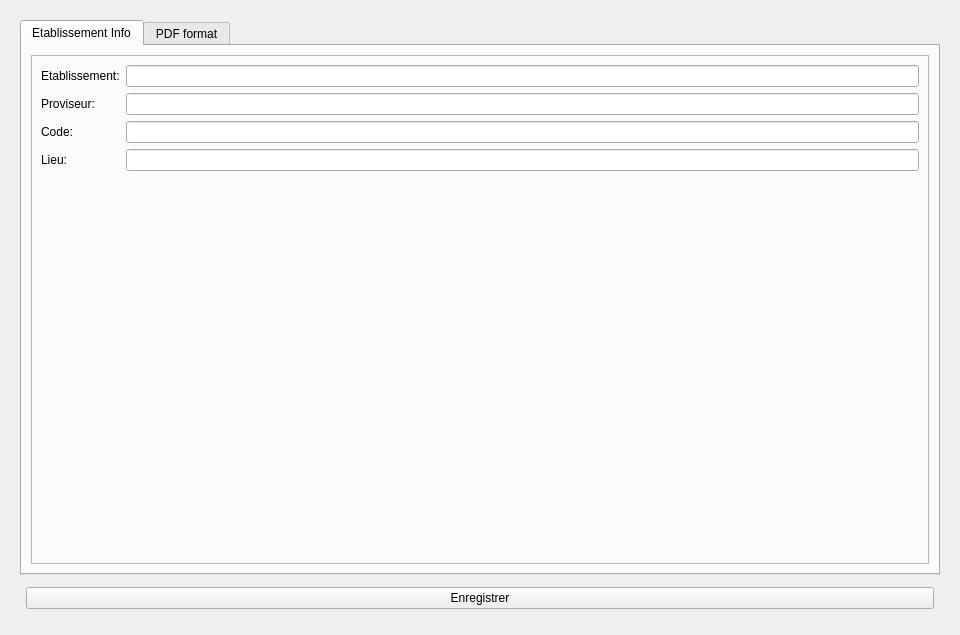
The window that settingspage.ui (self-root/lycee) describes before a commit, drawn with Qt 5.
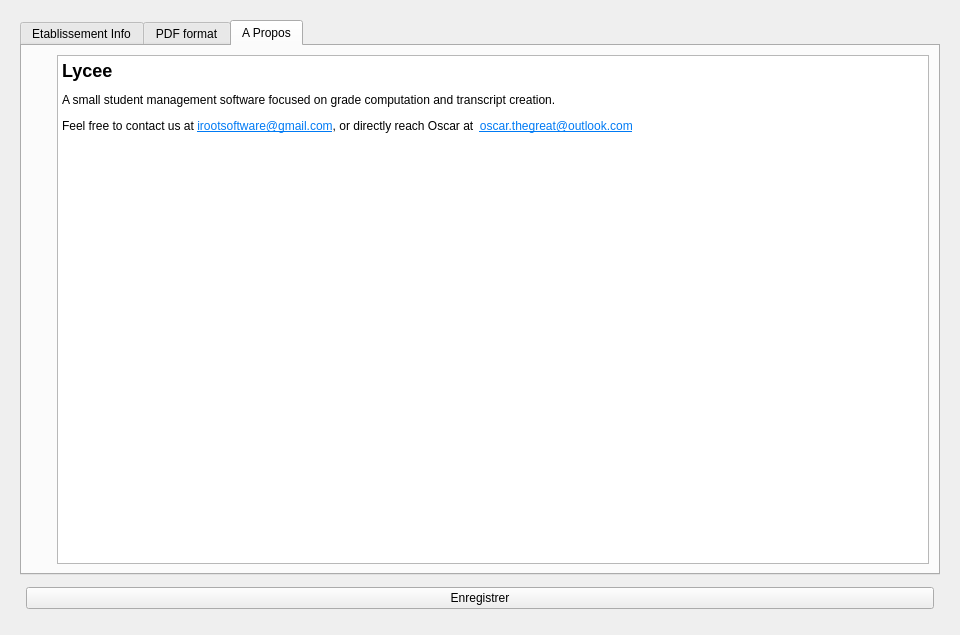
The same window after the commit. The open tabs and pages were chosen to show the change. Icons and pictures are not drawn.

What changed in the file:
```diff
--- a/settingspage.ui
+++ b/settingspage.ui
@@ -343,6 +343,87 @@
          </item>
         </layout>
        </widget>
+       <widget class="QWidget" name="about_tab">
+        <attribute name="title">
+         <string>A Propos</string>
+        </attribute>
+        <layout class="QVBoxLayout" name="verticalLayout_6">
+         <item>
+          <layout class="QHBoxLayout" name="horizontalLayout" stretch="0,4">
+           <item>
+            <layout class="QVBoxLayout" name="verticalLayout_7">
+             <property name="leftMargin">
+              <number>0</number>
+             </property>
+             <property name="topMargin">
+              <number>0</number>
+             </property>
+             <item>
+              <widget class="QLabel" name="label_11">
+               <property name="maximumSize">
+                <size>
+                 <width>200</width>
+                 <height>200</height>
+                </size>
+               </property>
+               <property name="text">
+                <string/>
+               </property>
+               <property name="textFormat">
+                <enum>Qt::TextFormat::RichText</enum>
+               </property>
+               <property name="pixmap">
+                <pixmap resource="resources.qrc">:/icons/images/add_student.png</pixmap>
+               </property>
+               <property name="scaledContents">
+                <bool>true</bool>
+               </property>
+               <property name="alignment">
+                <set>Qt::AlignmentFlag::AlignLeading|Qt::AlignmentFlag::AlignLeft|Qt::AlignmentFlag::AlignTop</set>
+               </property>
+              </widget>
+             </item>
+             <item>
+              <spacer name="verticalSpacer">
+               <property name="orientation">
+                <enum>Qt::Orientation::Vertical</enum>
+               </property>
+               <property name="sizeHint" stdset="0">
+                <size>
+                 <width>20</width>
+                 <height>40</height>
+                </size>
+               </property>
+              </spacer>
+             </item>
+            </layout>
+           </item>
+           <item>
+            <widget class="QTextBrowser" name="textBrowser">
+             <property name="html">
+              <string>&lt;!DOCTYPE HTML PUBLIC &quot;-//W3C//DTD HTML 4.0//EN&quot; &quot;http://www.w3.org/TR/REC-html40/strict.dtd&quot;&gt;
+&lt;html&gt;&lt;head&gt;&lt;meta name=&quot;qrichtext&quot; content=&quot;1&quot; /&gt;&lt;meta charset=&quot;utf-8&quot; /&gt;&lt;style type=&quot;text/css&quot;&gt;
+p, li { white-space: pre-wrap; }
+hr { height: 1px; border-width: 0; }
+li.unchecked::marker { content: &quot;\2610&quot;; }
+li.checked::marker { content: &quot;\2612&quot;; }
+&lt;/style&gt;&lt;/head&gt;&lt;body style=&quot; font-family:'Segoe UI'; font-size:9pt; font-weight:400; font-style:normal;&quot;&gt;
+&lt;h2 style=&quot; margin-top:16px; margin-bottom:12px; margin-left:0px; margin-right:0px; -qt-block-indent:0; text-indent:0px;&quot;&gt;&lt;span style=&quot; font-size:x-large; font-weight:700;&quot;&gt;Lycee &lt;/span&gt;&lt;/h2&gt;
+&lt;p style=&quot; margin-top:12px; margin-bottom:12px; margin-left:0px; margin-right:0px; -qt-block-indent:0; text-indent:0px;&quot;&gt;A small student management software focused on grade computation and transcript creation. &lt;/p&gt;
+&lt;p style=&quot; margin-top:12px; margin-bottom:12px; margin-left:0px; margin-right:0px; -qt-block-indent:0; text-indent:0px;&quot;&gt;Feel free to contact us at &lt;a href=&quot;mailto:irootsoftware@gmail.com&quot;&gt;&lt;span style=&quot; text-decoration: underline; color:#007af4;&quot;&gt;irootsoftware@gmail.com&lt;/span&gt;&lt;/a&gt;, or directly reach Oscar at  &lt;a href=&quot;mailto:oscar.thegreat@outlook.com&quot;&gt;&lt;span style=&quot; text-decoration: underline; color:#007af4;&quot;&gt;oscar.thegreat@outlook.com&lt;/span&gt;&lt;/a&gt; &lt;/p&gt;&lt;/body&gt;&lt;/html&gt;</string>
+             </property>
+             <property name="openExternalLinks">
+              <bool>true</bool>
+             </property>
+             <property name="openLinks">
+              <bool>true</bool>
+             </property>
+            </widget>
+           </item>
+          </layout>
+         </item>
+        </layout>
+       </widget>
       </widget>
      </item>
      <item>
```
Left out of the diff: 4 changed lines with no effect on the pictures.
